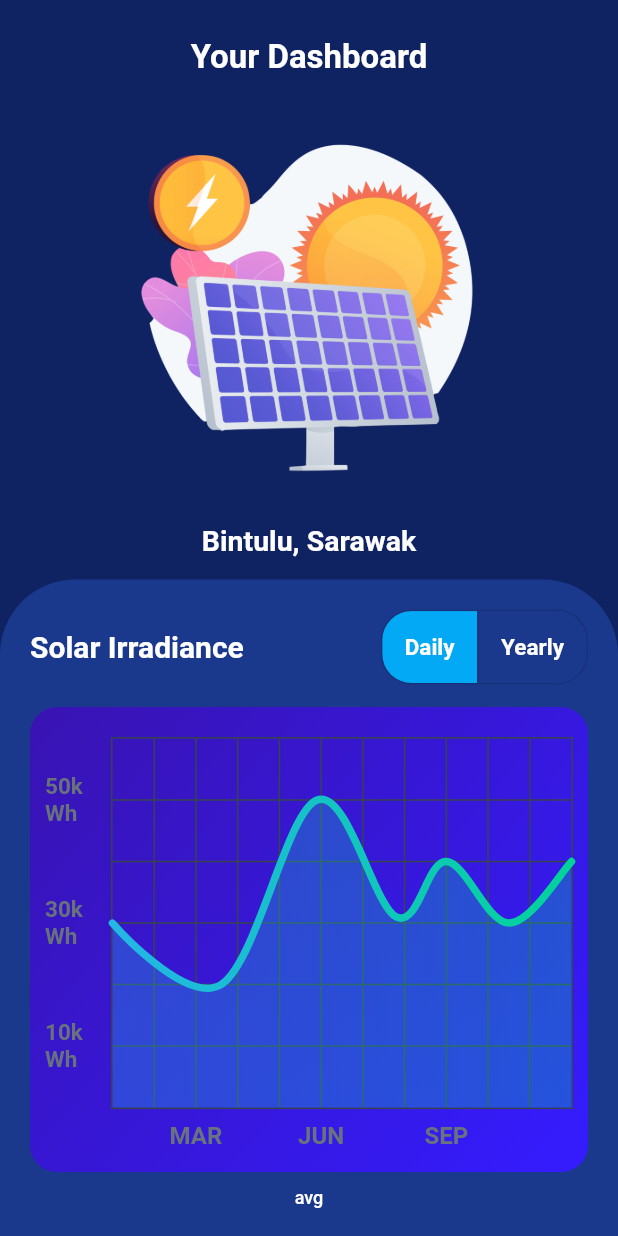
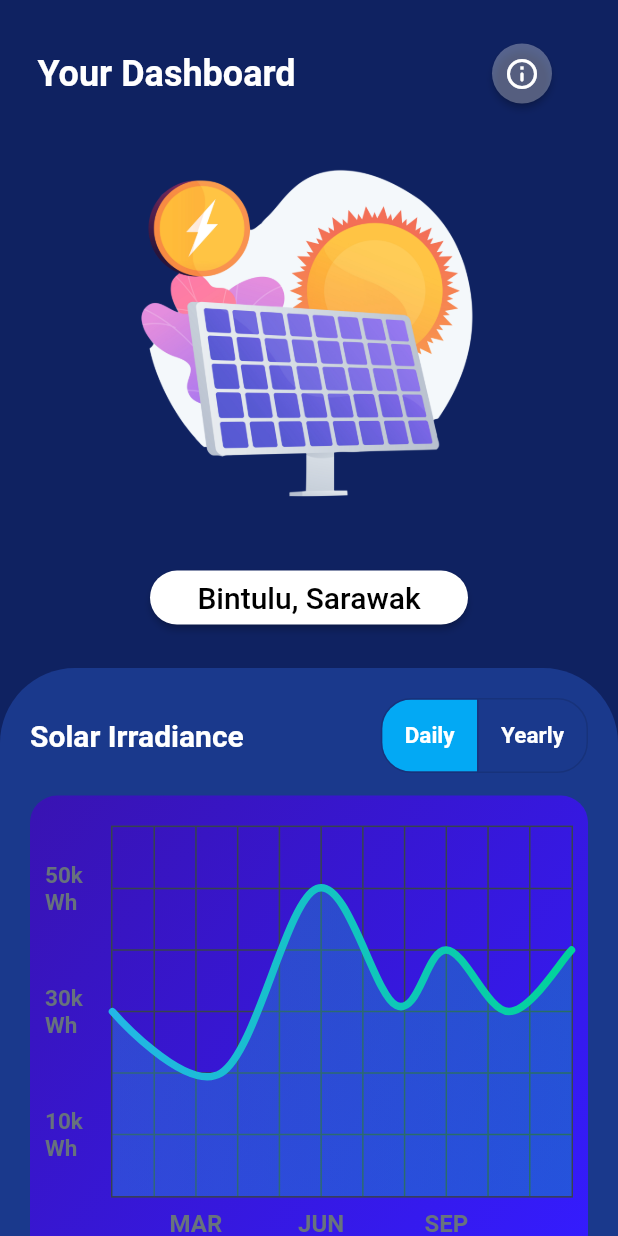
Before and after one commit to ChangeMakerGroupEdition/Sunshine, a Flutter app: the home_page screen opened directly, on a phone screen of 412 x 824 dp. Run offline on Flutter 3.47's test engine with Material 2 defaults, Android fonts, the phone set to English and light mode, and no system bars; drawn by our look-alikes of fl_chart; our stand-ins replace google_fonts, introduction_screen.

Commit message:
icon_push_new_page

```diff
--- /dev/null
+++ b/lib/frontend/DetailsScreen.dart
@@ -0,0 +1,10 @@
+import 'package:flutter/material.dart';
+
+class DetailsScreen extends StatelessWidget {
+  @override
+  Widget build(BuildContext context) {
+    return Scaffold(
+      body: Text("DetailsScreen"),
+    );
+  }
+}
--- a/lib/frontend/MainPage.dart
+++ b/lib/frontend/MainPage.dart
@@ -5,6 +5,7 @@ import 'package:flutter/material.dart';
 import 'package:flutter/widgets.dart';
 import 'package:google_fonts/google_fonts.dart';
 import 'package:fl_chart/fl_chart.dart';
+import 'package:myapp/frontend/DetailsScreen.dart';
 
 void main() {
   runApp(const MyApp());
@@ -57,13 +58,41 @@ class _home_page extends State<home_page> {
         child: Column(
           mainAxisAlignment: MainAxisAlignment.center,
           children: <Widget>[
-            SizedBox(height: 25),
-            Text("Your Dashboard",
-                style: TextStyle(
-                    fontSize: 22,
-                    color: Colors.white,
-                    fontWeight: FontWeight.bold)),
-            SizedBox(height: 10),
+            Padding(
+              padding: const EdgeInsets.only(
+                  left: 25, right: 20, bottom: 5, top: 25),
+              child: Row(
+                mainAxisAlignment: MainAxisAlignment.spaceBetween,
+                children: [
+                  Text('Your Dashboard',
+                      style: TextStyle(
+                          fontSize: 24,
+                          color: Colors.white,
+                          fontWeight: FontWeight.bold)),
+                  RawMaterialButton(
+                      onPressed: (){
+                        Navigator.push(
+                        context,
+                        MaterialPageRoute(builder: (context) => DetailsScreen())
+                        );
+                      },
+                      elevation: 2.0,
+                      padding: EdgeInsets.all(8),
+                      shape: CircleBorder(),
+                      fillColor: Colors.white30,
+                      child:
+                        Icon(Icons.info_outline_rounded, color: Colors.white))
+                ],
+              ),
+            ),
+
+            // SizedBox(height: 25),
+            // Text("Your Dashboard",
+            //     style: TextStyle(
+            //         fontSize: 22,
+            //         color: Colors.white,
+            //         fontWeight: FontWeight.bold)),
+            // SizedBox(height: 10),
             Container(
               width: double.infinity,
               height: size.height * 0.35,
@@ -71,11 +100,32 @@ class _home_page extends State<home_page> {
                   image: DecorationImage(
                       image: AssetImage("assets/images/intropic.png"))),
             ),
-            Text("Bintulu, Sarawak",
-                style: TextStyle(
-                    fontSize: 19,
-                    color: Colors.white,
-                    fontWeight: FontWeight.bold)),
+            // Text("Bintulu, Sarawak",
+            //     style: TextStyle(
+            //         fontSize: 19,
+            //         color: Colors.white,
+            //         fontWeight: FontWeight.bold)),
+            Container(
+              width: double.infinity,
+              margin: EdgeInsets.symmetric(
+                vertical: 8,
+                horizontal: 100,
+              ),
+              child: RaisedButton(
+                shape: RoundedRectangleBorder(
+                  borderRadius: BorderRadius.circular(40),
+                ),
+                child: Text(
+                  'Bintulu, Sarawak',
+                  style: TextStyle(
+                    color: Colors.black,
+                    fontSize: 20,
+                  ),
+                ),
+                color: Colors.white,
+                onPressed: () {},
+              ),
+            ),
             SizedBox(height: 15),
             Container(
                 // margin: EdgeInsets.only(top: size.height * 0.5),
@@ -419,7 +469,6 @@ class _home_page extends State<home_page> {
                           ],
                         ),
                         SizedBox(height: 15),
-
                         Container(
                             width: 350,
                             height: 350,
```
Also changed, not shown: lib/frontend/InfoPage.dart (deleted).
